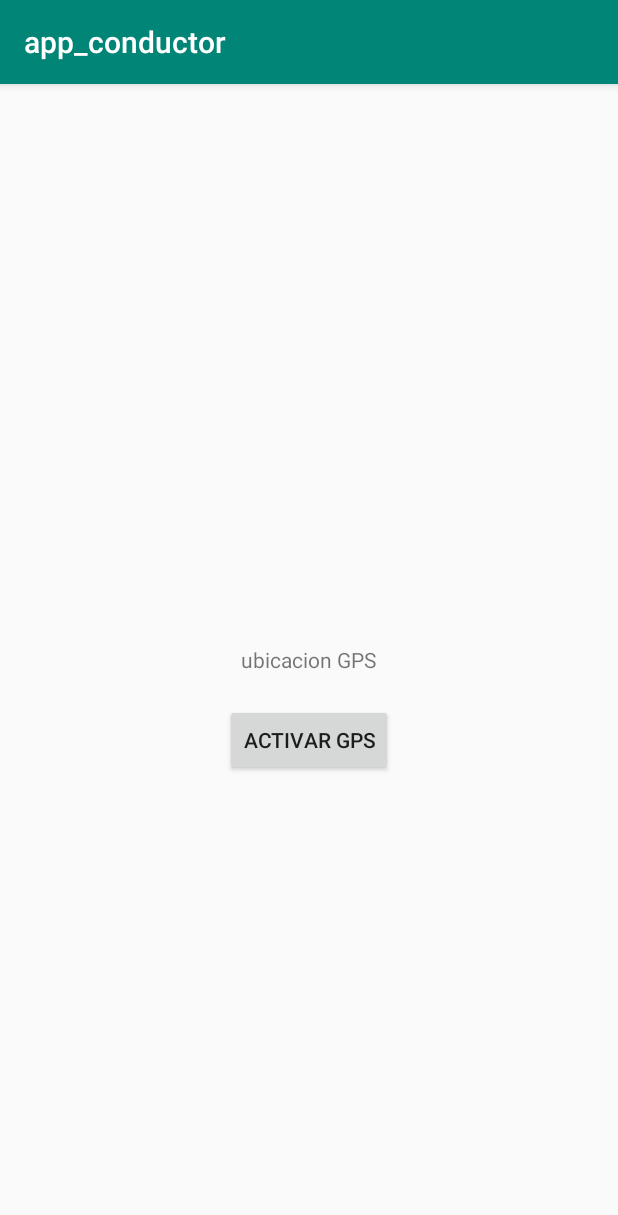
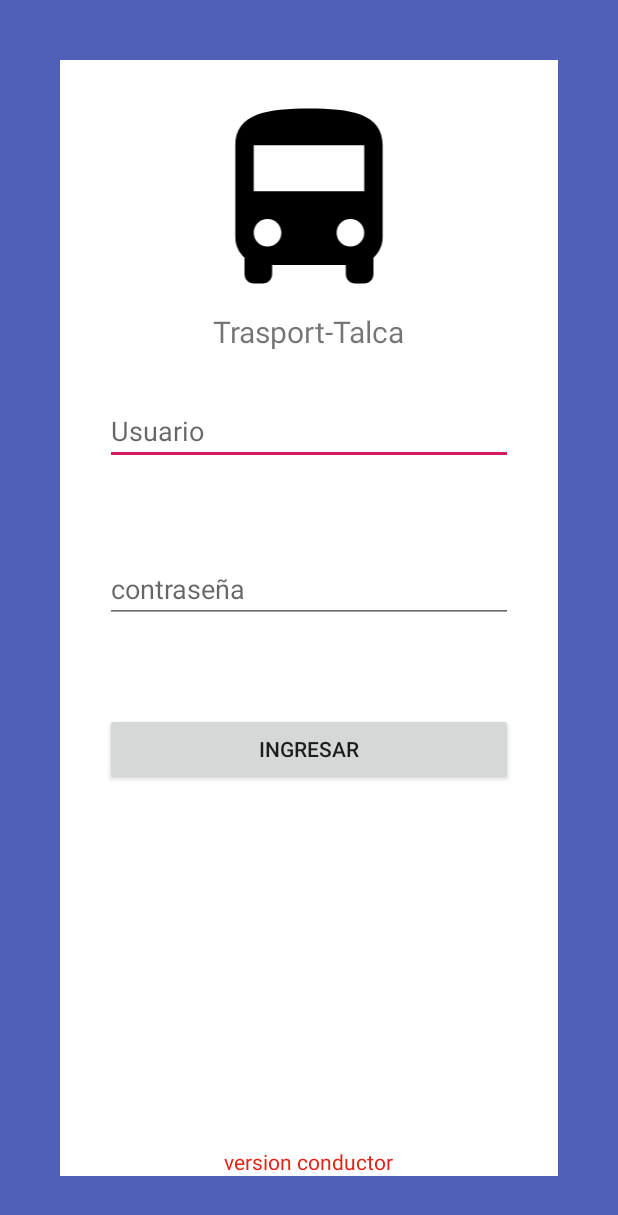
Before and after one commit to nomekop007/app_conductor, an Android app: the screen it shows after launch (MainActivity before the commit, login after it), on a phone screen of 412 x 824 dp. Shown: the top 1215 px of the screen. Run offline under Robolectric (Android 15) with nearby library versions, the phone set to English and light mode, and no system bars; our stand-ins replace Firebase (no records; nobody signed in at launch, a user with empty details on screens opened directly).

Commit message:
login y gps listos

```diff
--- /dev/null
+++ b/app/src/main/java/com/example/app_conductor/login.java
@@ -0,0 +1,100 @@
+package com.example.app_conductor;
+
+import android.content.Intent;
+import android.support.annotation.NonNull;
+import android.support.v7.app.AppCompatActivity;
+import android.os.Bundle;
+import android.util.Log;
+import android.view.View;
+import android.widget.EditText;
+
+import com.example.app_conductor.model.Trasporte;
+import com.google.firebase.database.DataSnapshot;
+import com.google.firebase.database.DatabaseError;
+import com.google.firebase.database.DatabaseReference;
+import com.google.firebase.database.FirebaseDatabase;
+import com.google.firebase.database.ValueEventListener;
+
+import java.util.ArrayList;
+import java.util.List;
+
+public class login extends AppCompatActivity {
+
+
+    EditText t_usuario, t_pass;
+
+    DatabaseReference mydatabasereference = FirebaseDatabase.getInstance().getReference();
+
+    private List<Trasporte> trasporteList = new ArrayList<>();
+
+
+
+    @Override
+    protected void onCreate(Bundle savedInstanceState) {
+        super.onCreate(savedInstanceState);
+        setContentView(R.layout.activity_login);
+
+
+        t_usuario = findViewById(R.id.txt_usuario);
+        t_pass = findViewById(R.id.txt_pass);
+
+    }
+
+
+
+
+
+    public void iniciar(View view) {
+            String usuario = t_usuario.getText().toString();
+            String pass = t_pass.getText().toString();
+
+            if (usuario.isEmpty()){
+
+                t_usuario.setError("Campo Vacio");
+                t_usuario.requestFocus();
+
+
+            }else if(pass.isEmpty()){
+                    t_pass.setError("Campo Vacio");
+                t_pass.requestFocus();
+
+            }else {
+
+           crearLista();
+
+                for (Trasporte t: trasporteList) {
+                    if (usuario.equals(t.getUsuario()) && pass.equals(t.getContraseña())){
+                        Intent intent = new Intent(login.this , MainActivity.class);
+                        //enviar los datos al activity usuario
+                        intent.putExtra("idTrasporte",t.getIdTrasporte());
+                        startActivity(intent);
+                    }
+                }
+            }
+    }
+
+
+    public void crearLista(){
+        mydatabasereference.child("trasporte").addValueEventListener(new ValueEventListener() {
+            @Override
+            public void onDataChange(@NonNull DataSnapshot dataSnapshot) {
+
+                trasporteList.clear();
+                for (DataSnapshot obj : dataSnapshot.getChildren()) {
+
+                    Log.e("obj  :",obj.toString());
+                    Trasporte t = obj.getValue(Trasporte.class);
+                    trasporteList.add(t);
+                }
+
+            }
+
+            @Override
+            public void onCancelled(@NonNull DatabaseError databaseError) { }
+        });
+    }
+
+
+
+
+}
--- a/app/src/main/java/com/example/app_conductor/coordenada.java
+++ b/app/src/main/java/com/example/app_conductor/model/coordenada.java
@@ -1,4 +1,4 @@
-package com.example.app_conductor;
+package com.example.app_conductor.model;
 
 public class coordenada {
 
--- /dev/null
+++ b/app/src/main/res/drawable/ic_directions_bus_black_24dp.xml
@@ -0,0 +1,9 @@
+<vector xmlns:android="http://schemas.android.com/apk/res/android"
+        android:width="24dp"
+        android:height="24dp"
+        android:viewportWidth="24.0"
+        android:viewportHeight="24.0">
+    <path
+        android:fillColor="#FF000000"
+        android:pathData="M4,16c0,0.88 0.39,1.67 1,2.22L5,20c0,0.55 0.45,1 1,1h1c0.55,0 1,-0.45 1,-1v-1h8v1c0,0.55 0.45,1 1,1h1c0.55,0 1,-0.45 1,-1v-1.78c0.61,-0.55 1,-1.34 1,-2.22L20,6c0,-3.5 -3.58,-4 -8,-4s-8,0.5 -8,4v10zM7.5,17c-0.83,0 -1.5,-0.67 -1.5,-1.5S6.67,14 7.5,14s1.5,0.67 1.5,1.5S8.33,17 7.5,17zM16.5,17c-0.83,0 -1.5,-0.67 -1.5,-1.5s0.67,-1.5 1.5,-1.5 1.5,0.67 1.5,1.5 -0.67,1.5 -1.5,1.5zM18,11L6,11L6,6h12v5z"/>
+</vector>
--- /dev/null
+++ b/app/src/main/res/layout/activity_login.xml
@@ -0,0 +1,86 @@
+<?xml version="1.0" encoding="utf-8"?>
+<android.support.constraint.ConstraintLayout
+    xmlns:android="http://schemas.android.com/apk/res/android"
+    xmlns:app="http://schemas.android.com/apk/res-auto"
+    xmlns:tools="http://schemas.android.com/tools"
+    android:layout_width="match_parent"
+    android:layout_height="match_parent"
+    android:background="@color/colorAzul"
+    tools:context=".login">
+
+
+        <RelativeLayout
+            android:background="@color/colorBlanco"
+            android:layout_width="match_parent"
+            android:layout_height="match_parent"
+            android:layout_margin="40dp"
+           >
+
+            <ImageView
+                android:id="@+id/img"
+                android:layout_width="189dp"
+                android:layout_height="147dp"
+                android:src="@drawable/ic_directions_bus_black_24dp"
+                android:layout_centerHorizontal="true"
+                android:layout_marginTop="20dp"/>
+
+            <TextView
+                android:id="@+id/titulo"
+                android:layout_width="wrap_content"
+                android:layout_height="wrap_content"
+                android:text="Trasport-Talca"
+                android:textSize="20dp"
+                android:layout_below="@id/img"
+                android:layout_centerHorizontal="true"/>
+
+
+            <EditText
+                android:id="@+id/txt_usuario"
+                android:layout_below="@id/titulo"
+                android:layout_width="match_parent"
+                android:layout_height="wrap_content"
+                android:hint="Usuario"
+                android:layout_margin="30dp"
+                android:inputType="text"/>
+
+
+            <EditText
+                android:id="@+id/txt_pass"
+                android:layout_width="match_parent"
+                android:layout_height="wrap_content"
+                android:layout_below="@id/txt_usuario"
+                android:hint="contraseña"
+                android:layout_margin="30dp"
+                android:inputType="textPassword"/>
+
+
+
+            <Button
+                android:id="@+id/btn_ingresar"
+                android:layout_marginTop="10dp"
+                android:layout_below="@id/txt_pass"
+                android:layout_width="match_parent"
+                android:layout_margin="30dp"
+                android:layout_height="wrap_content"
+                android:text="ingresar"
+            android:onClick="iniciar"
+                android:layout_centerHorizontal="true"
+                />
+
+
+
+           <TextView
+               android:layout_width="wrap_content"
+               android:layout_height="wrap_content"
+               android:text="version conductor"
+               android:textColor="@color/colorRojo"
+              android:layout_alignParentBottom="true"
+               android:layout_centerHorizontal="true"
+
+               />
+        </RelativeLayout>
+
+
+
+
+</android.support.constraint.ConstraintLayout>
--- a/app/src/main/res/values/colors.xml
+++ b/app/src/main/res/values/colors.xml
@@ -3,4 +3,9 @@
     <color name="colorPrimary">#008577</color>
     <color name="colorPrimaryDark">#00574B</color>
     <color name="colorAccent">#D81B60</color>
+
+    <color name="colorBlanco">#FFFFFF</color>
+    <color name="colorAzul">#5060B9</color>
+    <color name="colorplomo">#726A6D</color>
+    <color name="colorRojo">#E22214</color>
 </resources>
--- a/app/src/main/res/values/styles.xml
+++ b/app/src/main/res/values/styles.xml
@@ -1,7 +1,7 @@
 <resources>
 
     <!-- Base application theme. -->
-    <style name="AppTheme" parent="Theme.AppCompat.Light.DarkActionBar">
+    <style name="AppTheme" parent="Theme.AppCompat.Light.NoActionBar">
         <!-- Customize your theme here. -->
         <item name="colorPrimary">@color/colorPrimary</item>
         <item name="colorPrimaryDark">@color/colorPrimaryDark</item>
```
Also changed, not shown: app/src/main/AndroidManifest.xml (+5 -2 lines), app/src/main/java/com/example/app_conductor/MainActivity.java (+24 -11 lines), app/src/main/java/com/example/app_conductor/model/Trasporte.java (added, +90 -0 lines), app/build.gradle (line endings or trailing spaces).
